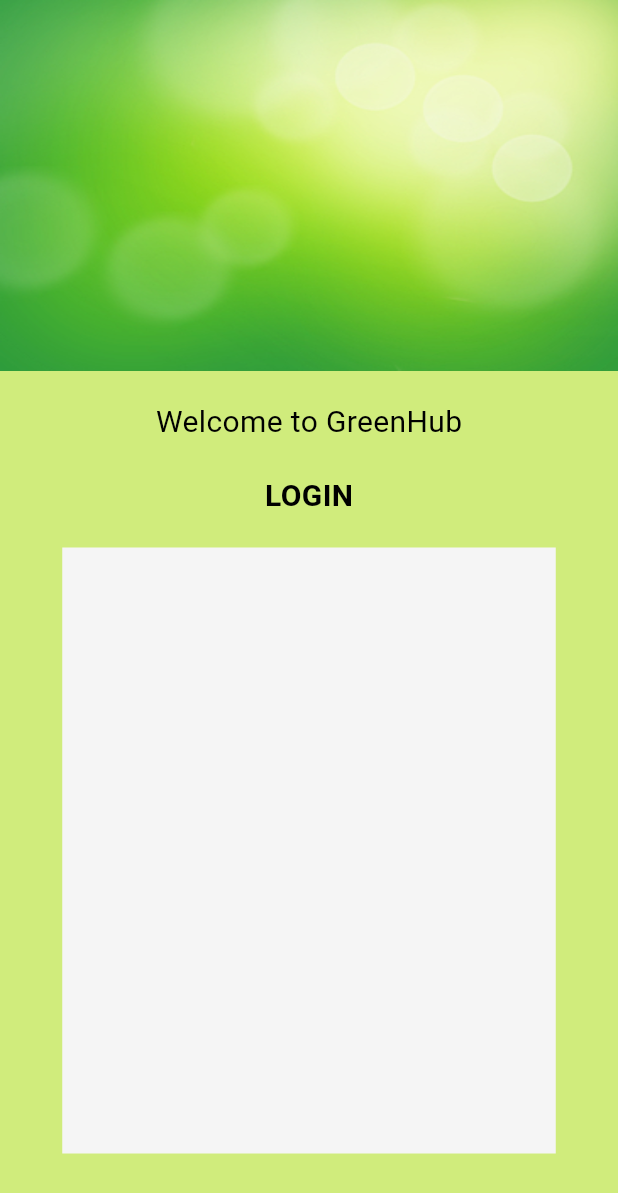
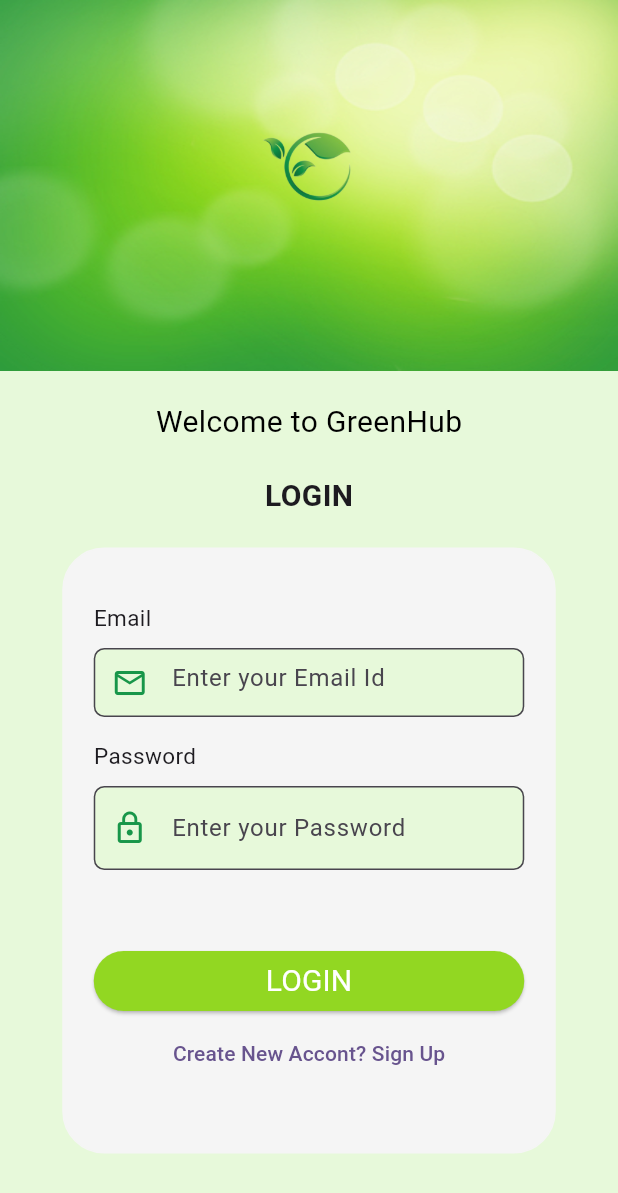
Before and after one commit to Udith-Madhav/garden_ui, a Flutter app: the screen it shows after launch, on a phone screen of 412 x 824 dp. Shown: the top 1193 px of the screen. Run offline on Flutter 3.47's test engine with Material 3 defaults, Android fonts, the phone set to English and light mode, and no system bars; Roboto replaces fonts that are missing (Poppins).

Commit message:
20/02/2024

```diff
--- a/lib/newLog.dart
+++ b/lib/newLog.dart
@@ -14,17 +14,35 @@ class _NewLogState extends State<NewLog> {
       body: Container(
         height: 932,
         width: 430,
-        color: Color(0xFFD0EC7C),
+        color: Color(0xFFE7F9DA),
         child: Column(
           children: [
            Container(
   width: 588,
   height: 247,
-              child: Image.asset(
+  child: Stack(
+    children: [
+      Image.asset(
         'images/background.jpg',
         fit: BoxFit.fill,
+        width: 588,
+        height: 247,
+      ),
+      Positioned(
+        top:50,
+        left: 136,
+        child: Center(
+          child: Image.asset(
+            'images/greenEarth.png',
+            width: 137,
+            height: 108,
           ),
         ),
+      ),
+    ],
+  ),
+),
+
 
             SizedBox(height: 20,),
 
@@ -46,17 +64,115 @@ class _NewLogState extends State<NewLog> {
                 fontFamily: 'Poppins',
                 fontSize: 20,
                 fontWeight: FontWeight.w600,
-                color: Colors.black,
+
               ),
             ),
 
             SizedBox(height: 20,),
 
+            Column(
+              children: [
                 Container(
-              color: Color(0xFFF5F5F5),
+                  // color: Color(0xFFF5F5F5),
                   width:329 ,
                   height:404 ,
+                  decoration: BoxDecoration(
+                    color: Color(0xFFF5F5F5),
+                    border: Border.all(
+                      width: 1,
+                      style: BorderStyle.solid,
+                      color: Color(0xFFF5F5F5),
+                    ),
+                    borderRadius: BorderRadius.circular(28),
+                  ),
 
+                  child: Padding(
+                    padding: const EdgeInsets.only(left: 20,right: 20),
+                    child: Column(
+                      crossAxisAlignment: CrossAxisAlignment.start,
+                      children: [
+                        SizedBox(height: 35),
+
+                        Text("Email",
+                        style: TextStyle(
+                          fontFamily: "Poppins",
+                          fontSize: 15,
+                          fontWeight: FontWeight.w400,
+                        ),),
+
+                        SizedBox(height: 10,),
+
+                        SizedBox(
+                          height: 46,
+                          child: TextFormField(
+                            decoration: InputDecoration(
+                              filled: true,
+                              fillColor: Color(0xFFE7F9DA),
+                              border: OutlineInputBorder(
+                                borderRadius: BorderRadius.circular(7),
+
+                              ),
+                              hintText: 'Enter your Email Id',
+                              prefixIcon: Icon(Icons.mail_outline,color: Color(0xFF189649),),
+                            ),
+                          ),
+                        ),
+
+                        SizedBox(height: 15,),
+
+                        Text("Password",
+                        style: TextStyle(
+                          fontFamily: "Poppins",
+                          fontSize: 15,
+                          fontWeight: FontWeight.w400,
+                        ),),
+
+                        SizedBox(height: 10,),
+
+                        TextFormField(
+                          decoration: InputDecoration(
+                            filled: true,
+                            fillColor: Color(0xFFE7F9DA),
+                            border: OutlineInputBorder(
+                              borderRadius: BorderRadius.circular(7),
+                            ),
+                            hintText: 'Enter your Password',
+                            prefixIcon: Icon(Icons.lock_outline,color: Color(0xFF189649),),
+                          ),
+                        ),
+
+                        SizedBox(height: 50,),
+
+                        SizedBox(
+                          width: 290,
+                          child: ElevatedButton(
+                            style: ElevatedButton.styleFrom(
+                              primary: Color(0xFF92D722),
+                              shape: RoundedRectangleBorder(
+                                borderRadius: BorderRadius.circular(28),
+                              )
+                            ),
+                            onPressed: () {},
+                          child: Text('LOGIN',style: TextStyle(
+                            fontFamily: 'Poppins',
+                            fontSize: 20,
+                            fontWeight: FontWeight.w400,
+                            color: Colors.white,
+                          ),),),
+                        ),
+
+                        Center(
+                          child: TextButton(onPressed: () {},
+                          child: Text("Create New Accont? Sign Up",
+                          style: TextStyle(
+
+                          ),)),
+                        )
+                      ],
+                    ),
+                  )
+                ),
+              ],
             ),
           ],
         ),
```
Also changed, not shown: images/greenEarth.png (added). Lines whose indentation alone changed are shown as unchanged.
